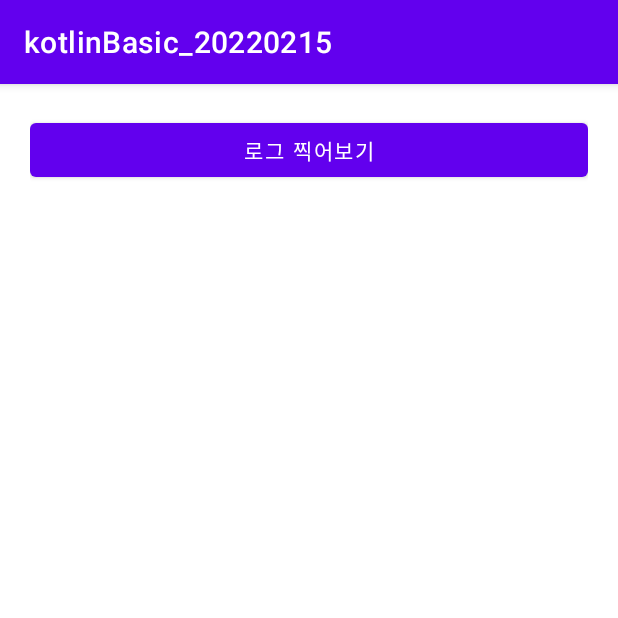
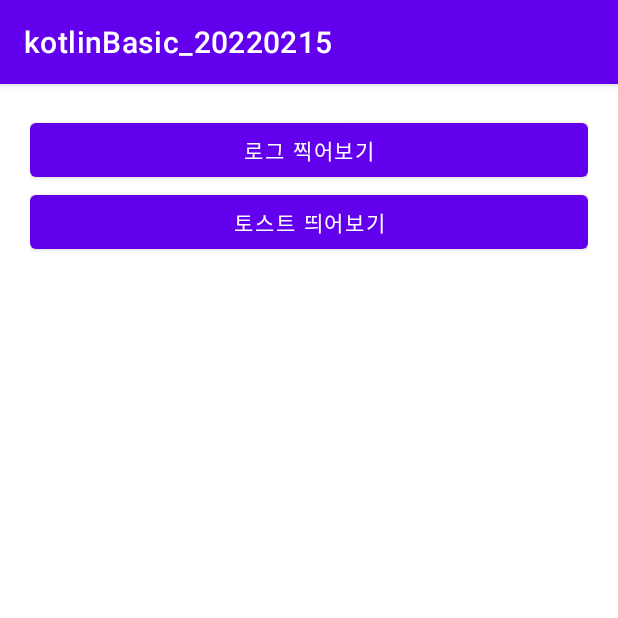
Before and after one commit to neraize/kotlinBasic_20220215, an Android app: the screen it shows after launch (MainActivity), on a phone screen of 412 x 824 dp, the top half of it. Run offline under Robolectric (Android 15) with nearby library versions, the phone set to English and light mode, and no system bars.

Commit message:
비교용 버튼 추가, 주석 작성

```diff
--- a/app/src/main/java/com/nepplus/kotlinbasic_20220215/MainActivity.kt
+++ b/app/src/main/java/com/nepplus/kotlinbasic_20220215/MainActivity.kt
@@ -11,8 +11,10 @@ class MainActivity : AppCompatActivity() {
         super.onCreate(savedInstanceState)
         setContentView(R.layout.activity_main)
 
+//      btnLog가 눌리면 어떤코드를 실행할지, 할 일을 설정
         btnLog.setOnClickListener {
 
+//          로그를 찍어보는 기능 실행 ->btnLog가 클릭될 때 마다 실행
             Log.d("메인화면", "로그 버튼 눌림 ")
         }
 
--- a/app/src/main/res/layout/activity_main.xml
+++ b/app/src/main/res/layout/activity_main.xml
@@ -14,5 +14,11 @@
         android:layout_height="wrap_content"
         android:text="로그 찍어보기"/>
 
+    <Button
+        android:id="@+id/btnToast"
+        android:layout_width="match_parent"
+        android:layout_height="wrap_content"
+        android:text="토스트 띄어보기"/>
+
 
 </LinearLayout>
```
